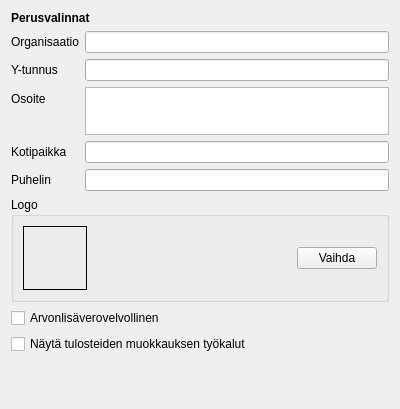
Qt form kitupiikki/maaritys/perusvalinnat.ui (artoh/kitupiikki) before a commit.
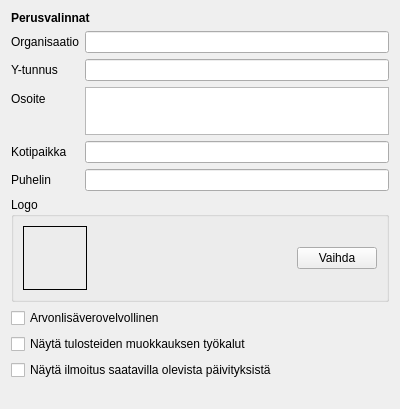
The same form after that commit.

Patch:
```diff
--- a/kitupiikki/maaritys/perusvalinnat.ui
+++ b/kitupiikki/maaritys/perusvalinnat.ui
@@ -163,6 +163,13 @@
      </property>
     </widget>
    </item>
+   <item>
+    <widget class="QCheckBox" name="paivitysCheck">
+     <property name="text">
+      <string>Näytä ilmoitus saatavilla olevista päivityksistä</string>
+     </property>
+    </widget>
+   </item>
    <item>
     <spacer name="verticalSpacer">
      <property name="orientation">
```
